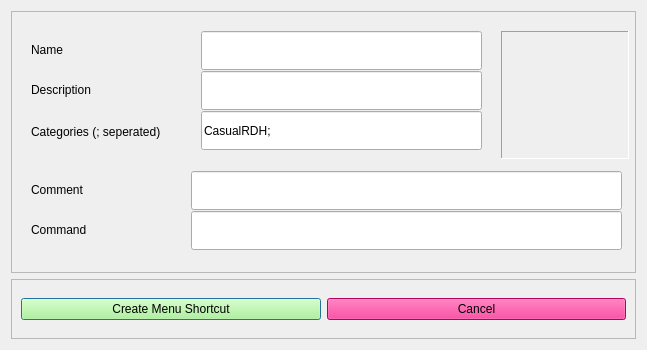
Qt form app-linux/src/cassowary/gui/qtui_files/desktopcreate.ui (casualsnek/cassowary) before a commit.
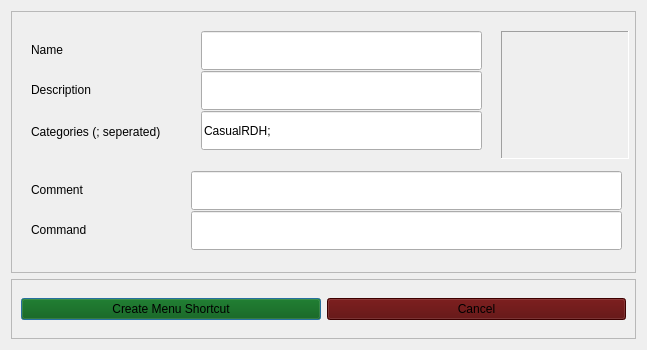
The same form after that commit.

Commit message: Make confirm button on popup ui readable

What changed in the file:
```diff
--- a/app-linux/src/cassowary/gui/qtui_files/desktopcreate.ui
+++ b/app-linux/src/cassowary/gui/qtui_files/desktopcreate.ui
@@ -203,7 +203,7 @@
       <item>
        <widget class="QPushButton" name="btn_save">
         <property name="styleSheet">
-         <string notr="true">background-color: rgb(170, 255, 127);</string>
+         <string notr="true">background-color: rgb(0, 85, 0);</string>
         </property>
         <property name="text">
          <string>Create Menu Shortcut</string>
@@ -213,7 +213,7 @@
       <item>
        <widget class="QPushButton" name="btn_dismiss">
         <property name="styleSheet">
-         <string notr="true">background-color: rgb(255, 0, 127);</string>
+         <string notr="true">background-color: rgb(85, 0, 0);</string>
         </property>
         <property name="text">
          <string>Cancel</string>
```
The commit also changes 2 other files.
